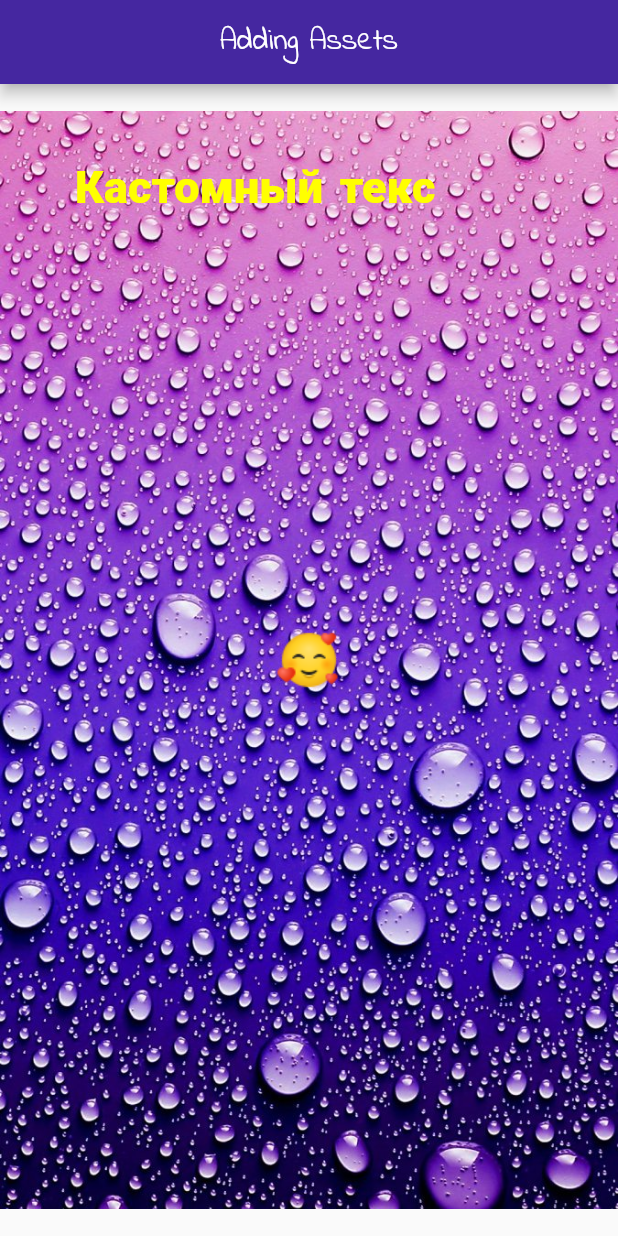
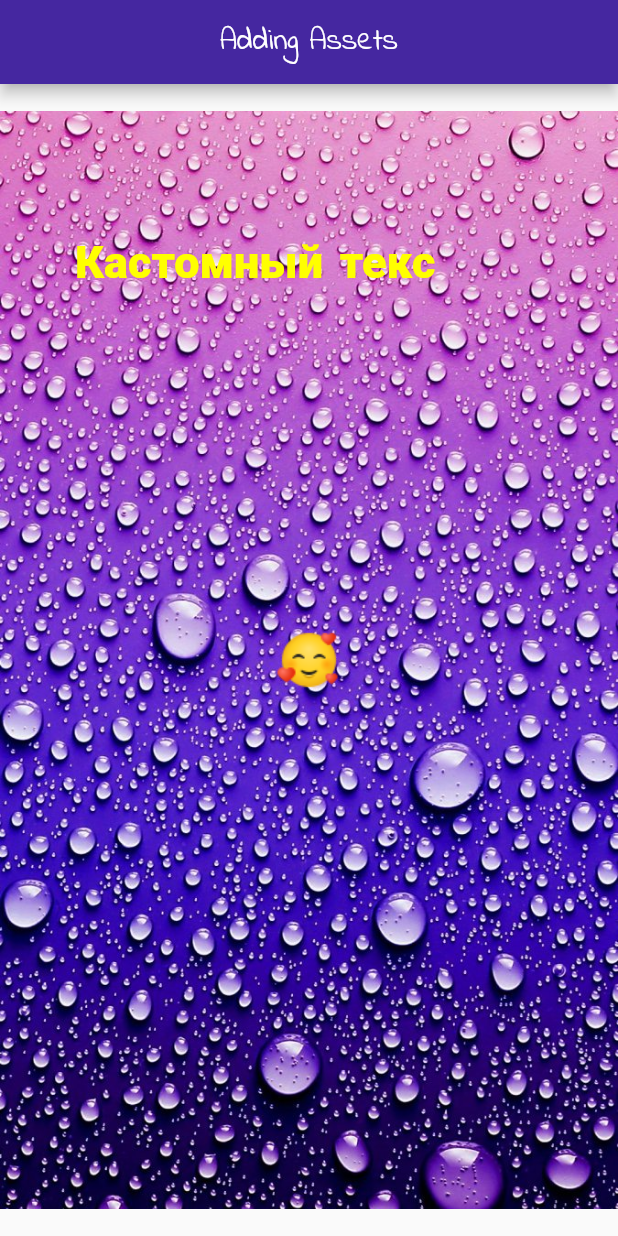
Before and after one commit to Karyakin/flutter_wxamples, a Flutter app: the screen it shows after launch, on a phone screen of 412 x 824 dp. Run offline on Flutter 3.47's test engine with Material 2 defaults, Android fonts, the phone set to English and light mode, and no system bars.

Commit message:
feat: Padding

```diff
--- a/lib/widgets/AssetsExample.dart
+++ b/lib/widgets/AssetsExample.dart
@@ -22,7 +22,7 @@ class AssetExamle extends StatelessWidget {
               ),
               Image.asset('assets/icons/icons8.png'),
               const Padding(
-                padding: EdgeInsets.all(50),
+                padding: EdgeInsets.fromLTRB(50, 100, 50, 30),
                 child: Positioned(
                     top: 16,
                     left: 30,
```
